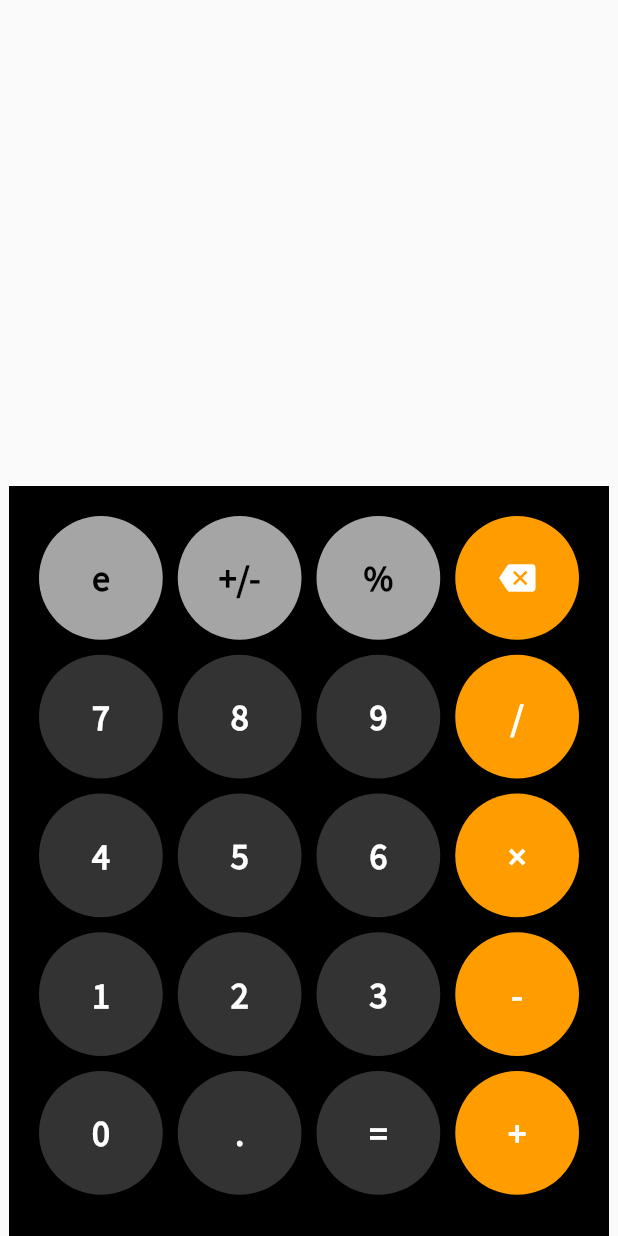
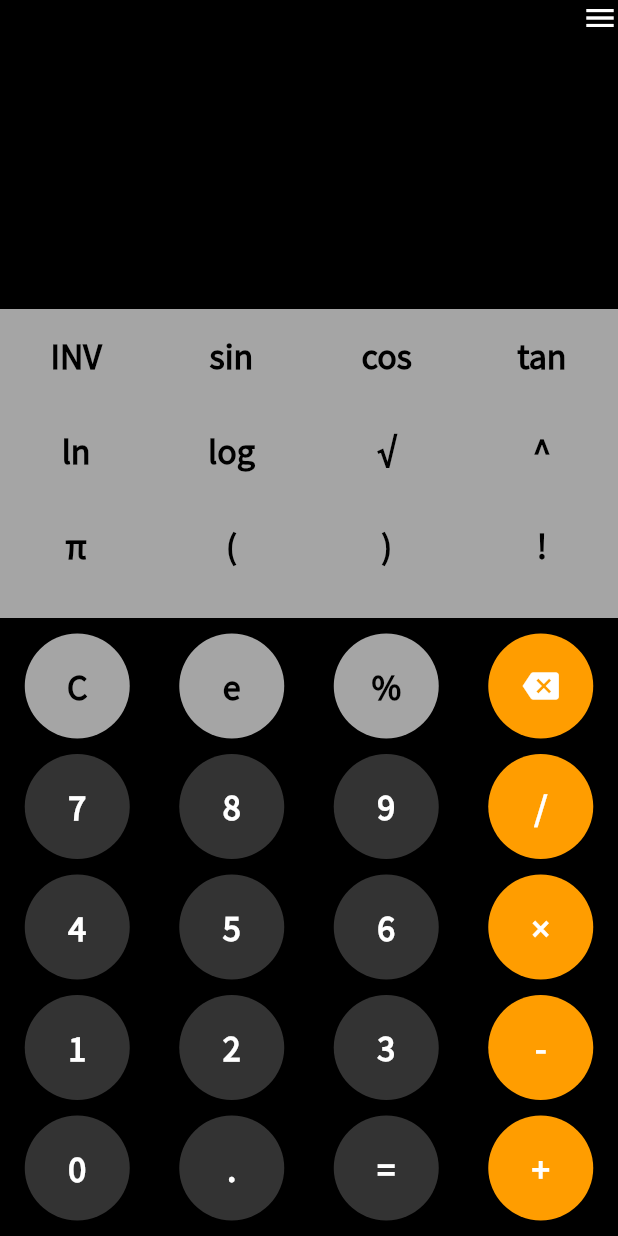
Before and after one commit to bsreeram08/ios_android_calculator, a Flutter app: the screen it shows after launch, on a phone screen of 412 x 824 dp. Run offline on Flutter 3.47's test engine with Material 2 defaults, Android fonts, the phone set to English and light mode, and no system bars; our stand-ins replace rxdart.

Commit message:
Changes made to calculator

```diff
--- /dev/null
+++ b/lib/common_widgets/black_text.dart
@@ -0,0 +1,32 @@
+import 'package:flutter/material.dart';
+import 'package:ios_android_calculator/style/styles.dart';
+import 'package:ios_android_calculator/services/handler_functions.dart';
+
+class BlackText extends StatelessWidget {
+  final String text;
+  final String label;
+  BlackText({
+    required this.text,
+    required this.label,
+  });
+  @override
+  Widget build(BuildContext context) {
+    return GestureDetector(
+      onTap: () {
+        print(label);
+        handleTopPannelButtonClick(label);
+      },
+      child: Container(
+        color: Colors.transparent,
+        width: 50,
+        height: 50,
+        child: Center(
+          child: Text(
+            text,
+            style: PrimaryButtonFonts.additionalOptions,
+          ),
+        ),
+      ),
+    );
+  }
+}
--- a/lib/common_widgets/common_widgets.dart
+++ b/lib/common_widgets/common_widgets.dart
@@ -1 +1,2 @@
+export './black_text.dart';
 export './rounded_button.dart';
--- a/lib/common_widgets/rounded_button.dart
+++ b/lib/common_widgets/rounded_button.dart
@@ -1,5 +1,6 @@
 import 'package:flutter/material.dart';
-
+import 'package:ios_android_calculator/services/services.dart';
+import 'package:ios_android_calculator/services/handler_functions.dart';
 class RoundedButton extends StatelessWidget {
   Widget dataWidget;
   Color circleColor;
@@ -12,8 +13,11 @@ class RoundedButton extends StatelessWidget {
   @override
   Widget build(BuildContext context) {
     return Container(
+      height: 70,
+      width: 70,
       child: FlatButton(
         onPressed: () {
+          handleButtonBottomPanelClick(this.label);
           print("Tapped : ${this.label}");
         },
         child: Center(
--- a/lib/main.dart
+++ b/lib/main.dart
@@ -2,7 +2,8 @@ import 'package:flutter/material.dart';
 import 'package:ios_android_calculator/common_widgets/common_widgets.dart';
 import 'package:ios_android_calculator/style/styles.dart';
 import 'package:ios_android_calculator/pages/pages.dart';
-
+import 'package:ios_android_calculator/services/services.dart';
+import 'package:ios_android_calculator/services/handler_functions.dart';
 void main() {
   runApp(MyApp());
 }
@@ -11,34 +12,36 @@ class MyApp extends StatelessWidget {
   @override
   Widget build(BuildContext context) {
     return MaterialApp(
+      debugShowCheckedModeBanner: false,
       title: 'Calculator',
       home: MainScreen(),
     );
   }
 }
 
-class MainScreen extends StatefulWidget {
-  MainScreen({Key? key}) : super(key: key);
-  @override
-  _MainScreenPageState createState() => _MainScreenPageState();
-}
-
-class _MainScreenPageState extends State<MainScreen> {
-  int _counter = 0;
-
+class MainScreen extends StatelessWidget {
   @override
   Widget build(BuildContext context) {
+    Global.equationBs.listen((data) => handleEquationStream(data));
     return Scaffold(
-      body: Center(
+      backgroundColor: Colors.black,
+      body: SafeArea(
+        child: Center(
           child: Column(
             mainAxisAlignment: MainAxisAlignment.end,
             children: <Widget>[
-            BottomInputPanel(
+              Expanded(
+                child: TopViewPanel(),
+              ),
+              Expanded(
+                child: BottomInputPanel(
                   primaryPanelColor: Color(0xff333333),
                   rightSidePanelColor: Color(0xffFF9D00),
                   topPanelColor: Color(0xffA5A5A5),
                 ),
+              ),
             ],
+          ),
         ),
       ),
     );
--- /dev/null
+++ b/lib/pages/additional_inputs.dart
@@ -0,0 +1,48 @@
+import 'package:flutter/material.dart';
+import 'package:ios_android_calculator/common_widgets/common_widgets.dart';
+
+class AdditionalInputs extends StatelessWidget {
+  late final List<Widget> optionsWidgets;
+  AdditionalInputs() {
+    final List<String> optionsString = [
+      'INV',
+      'sin',
+      'cos',
+      'tan',
+      'ln',
+      'log',
+      '√',
+      '^',
+      'π',
+      '(',
+      ')',
+      '!',
+    ];
+    optionsWidgets = optionsString
+        .map(
+          (data) => Center(
+            child: BlackText(
+              text: data,
+              label: data,
+            ),
+          ),
+        )
+        .toList();
+  }
+  @override
+  Widget build(BuildContext context) {
+    return Container(
+      color: Color(0xFFA5A5A5),
+      child: GridView.count(
+        physics: NeverScrollableScrollPhysics(),
+        crossAxisSpacing: 2,
+        mainAxisSpacing: 2,
+        crossAxisCount: 4,
+        shrinkWrap: true,
+        childAspectRatio: MediaQuery.of(context).size.width /
+            (MediaQuery.of(context).size.height / 3.3),
+        children: this.optionsWidgets,
+      ),
+    );
+  }
+}
--- a/lib/pages/bottom_input_panel.dart
+++ b/lib/pages/bottom_input_panel.dart
@@ -4,13 +4,13 @@ import 'package:ios_android_calculator/common_widgets/common_widgets.dart';
 
 class BottomInputPanel extends StatelessWidget {
   final Color primaryPanelColor, rightSidePanelColor, topPanelColor;
-  late final List<Widget> listOfItems;
+  final List<Widget> rows = [];
   BottomInputPanel({
     required this.primaryPanelColor,
     required this.rightSidePanelColor,
     required this.topPanelColor,
   }) {
-    final List<Widget> listOfToggles = ['e', '+/-', '%']
+    final List<Widget> listOfToggles = ['C', 'e', '%']
         .map(
           (data) => RoundedButton(
             label: data,
@@ -56,27 +56,36 @@ class BottomInputPanel extends StatelessWidget {
                   circleColor: ButtonColors.numberButtonColor,
                 ))
             .toList();
-    listOfItems = [
+    final List<Widget> listOfItems = [
       ...listOfToggles,
       ...numberPanel,
     ];
     for (var iter = 0; iter < listOfRightPanel.length; iter++) {
       listOfItems.insert((3 * (iter + 1) + (1 * iter)), listOfRightPanel[iter]);
     }
+
+    for (var iter1 = 0; iter1 < listOfItems.length; iter1 += 4) {
+      final List<Widget> tempList = [];
+      for (var iter2 = iter1; iter2 < iter1 + 4; iter2++) {
+        tempList.add(
+          listOfItems[iter2],
+        );
+      }
+      rows.add(
+        Row(
+          children: tempList,
+          mainAxisAlignment: MainAxisAlignment.spaceAround,
+        ),
+      );
+    }
   }
   @override
   Widget build(BuildContext context) {
     return Container(
-      height: 500,
-      width: 400,
       color: Colors.black,
-      child: GridView.count(
-        physics: new NeverScrollableScrollPhysics(),
-        crossAxisCount: 4,
-        crossAxisSpacing: 10,
-        mainAxisSpacing: 10,
-        padding: const EdgeInsets.all(20),
-        children: listOfItems,
+      child: Column(
+        children: rows,
+        mainAxisAlignment: MainAxisAlignment.spaceEvenly,
       ),
     );
   }
--- a/lib/pages/pages.dart
+++ b/lib/pages/pages.dart
@@ -1 +1,4 @@
 export './bottom_input_panel.dart';
+export './additional_inputs.dart';
+export './result_view.dart';
+export './top_view_panel.dart';
--- /dev/null
+++ b/lib/pages/result_view.dart
@@ -0,0 +1,59 @@
+import 'package:flutter/material.dart';
+import 'package:ios_android_calculator/pages/pages.dart';
+import 'package:ios_android_calculator/style/styles.dart';
+import 'package:ios_android_calculator/services/services.dart';
+
+class ResultView extends StatelessWidget {
+  @override
+  Widget build(BuildContext context) {
+    return Container(
+      width: MediaQuery.of(context).size.width,
+      child: Column(
+        mainAxisAlignment: MainAxisAlignment.spaceBetween,
+        crossAxisAlignment: CrossAxisAlignment.end,
+        children: [
+          Icon(
+            Icons.menu,
+            color: Colors.white,
+          ),
+          SingleChildScrollView(
+            scrollDirection: Axis.horizontal,
+            reverse: true,
+            child: StreamBuilder<String>(
+              stream: Global.equationBs,
+              builder: (BuildContext context, AsyncSnapshot<String> snapshot) {
+                if (snapshot.hasData) {
+                  return Text(
+                    '${snapshot.data}',
+                    style: PrimaryTextFonts.panelText,
+                  );
+                }
+                return Text(
+                  'SRB',
+                  style: PrimaryTextFonts.panelText,
+                );
+              },
+            ),
+          ),
+          SingleChildScrollView(
+            scrollDirection: Axis.horizontal,
+            reverse: true,
+            child: StreamBuilder<String>(
+                stream: Global.resultBs,
+                builder:
+                    (BuildContext context, AsyncSnapshot<String> snapshot) {
+                  if (snapshot.hasData) {
+                    return Text(
+                      '${snapshot.data}',
+                      style: PrimaryTextFonts.resultText,
+                    );
+                  }
+                  return Text('SRB');
+                }),
+          ),
+          Container(),
+        ],
+      ),
+    );
+  }
+}
--- /dev/null
+++ b/lib/pages/top_view_panel.dart
@@ -0,0 +1,20 @@
+import 'package:flutter/material.dart';
+import 'package:ios_android_calculator/pages/pages.dart';
+
+class TopViewPanel extends StatelessWidget {
+  @override
+  Widget build(BuildContext context) {
+    return Container(
+      child: Column(
+        children: [
+          Expanded(
+            child: ResultView(),
+          ),
+          Expanded(
+            child: AdditionalInputs(),
+          ),
+        ],
+      ),
+    );
+  }
+}
--- /dev/null
+++ b/lib/services/global.dart
@@ -0,0 +1,6 @@
+import 'package:rxdart/rxdart.dart';
+
+class Global {
+  static BehaviorSubject<String> resultBs = new BehaviorSubject<String>.seeded('');
+  static BehaviorSubject<String> equationBs = new BehaviorSubject<String>.seeded('');
+}
--- /dev/null
+++ b/lib/services/handle_button_click.dart
@@ -0,0 +1,44 @@
+import 'package:ios_android_calculator/services/services.dart';
+
+void handleButtonBottomPanelClick(String data) async {
+  if (data == '%') {
+    String prevString = await Global.resultBs.value;
+    String res = '$prevString$data';
+    Global.resultBs.add(res);
+    return;
+  }
+  String prevString = await Global.equationBs.value;
+  String resultData = await Global.resultBs.value;
+  String res = '';
+  if (data == 'Backspace') {
+    if (prevString == '') return;
+    res = prevString.substring(0, prevString.length - 1);
+  } else if (data == 'C') {
+    Global.equationBs.add('');
+    Global.resultBs.add('');
+  } else if (data == '=') {
+    res = resultData;
+    Global.resultBs.add('');
+  } else
+    res = '$prevString$data';
+  Global.equationBs.add(res);
+}
+
+void handleTopPannelButtonClick(String data) async {
+  String prevData = await Global.equationBs.value;
+  String resultData = await Global.resultBs.value;
+  if (data == 'INV') {
+    if (prevData.length < 1) {
+      return;
+    } else if (resultData[0] == '-') {
+      Global.resultBs.add(resultData.substring(1));
+    } else
+      Global.resultBs.add('-$resultData');
+  } else {
+    Global.equationBs.add('$prevData$data');
+  }
+}
+
+void handleEquationStream(String data){
+  print("Here to handle stream listn");
+}
--- /dev/null
+++ b/lib/services/handler_functions.dart
@@ -0,0 +1 @@
+export './handle_button_click.dart';
--- /dev/null
+++ b/lib/services/services.dart
@@ -0,0 +1 @@
+export './global.dart';
--- a/lib/style/fonts.dart
+++ b/lib/style/fonts.dart
@@ -24,4 +24,22 @@ class PrimaryButtonFonts {
     fontWeight: FontWeight.w600,
     color: Colors.black,
   );
+  static final additionalOptions = getAppFont(
+    fontSize: 24,
+    fontWeight: FontWeight.w800,
+    color: Colors.black,
+  );
 }
+
+class PrimaryTextFonts {
+  static final resultText = getAppFont(
+    fontSize: 26,
+    fontWeight: FontWeight.w800,
+    color: Color(0xffa5a5a5),
+  );
+  static final panelText = getAppFont(
+    fontSize: 58,
+    fontWeight: FontWeight.w800,
+    color: Colors.white,
+  );
+}
```
Also changed, not shown: pubspec.yaml (+1 -53 lines), lib/services/calculate_result.dart (added), pubspec.lock, 20 other files. Lines whose indentation alone changed are shown as unchanged.
